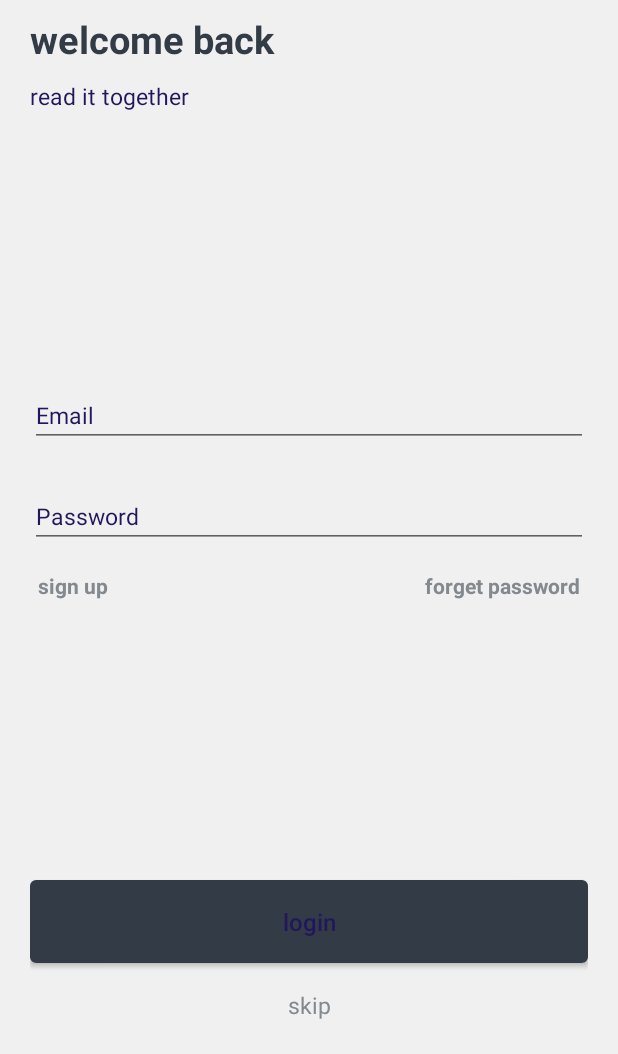
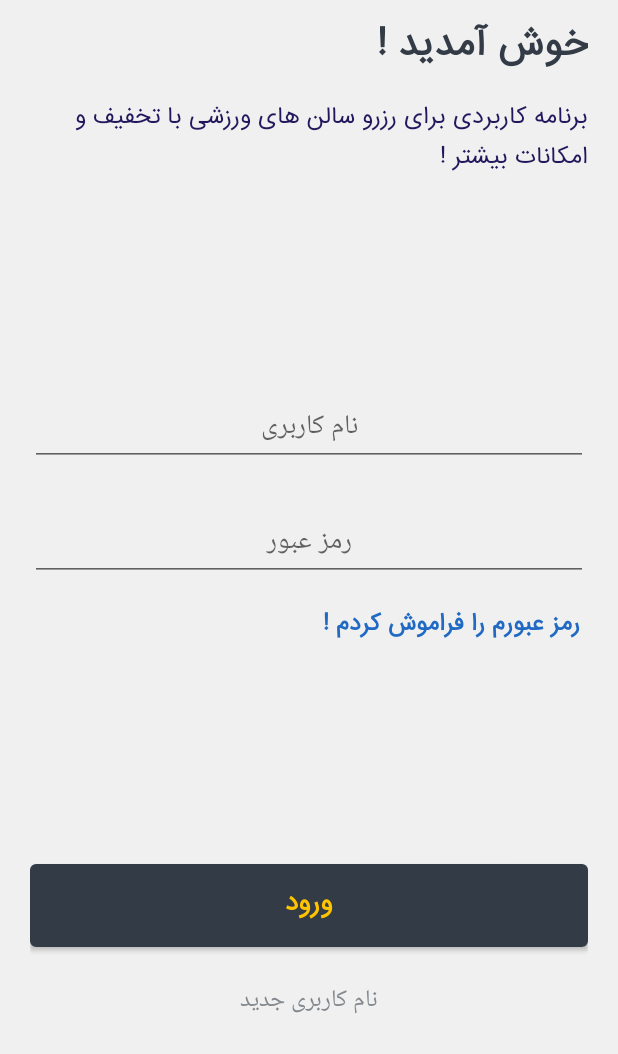
Before and after one commit to Amin397/Sport-Cup, an Android app: the screen it shows after launch (SplashScreen), on a phone screen of 412 x 824 dp, the part 182-1236 px from its top. Run offline under Robolectric (Android 15) with nearby library versions, the phone set to English and light mode, and no system bars.

Commit message:
Login part fixed ....

```diff
--- a/app/src/main/AndroidManifest.xml
+++ b/app/src/main/AndroidManifest.xml
@@ -9,7 +9,8 @@
         android:roundIcon="@mipmap/ic_launcher_round"
         android:supportsRtl="true"
         android:theme="@style/AppTheme">
-        <activity android:name=".activities.marked_items.MarkedItems"></activity>
+        <activity android:name=".activities.newAccount.NewAccount"></activity>
+        <activity android:name=".activities.marked_items.MarkedItems" />
         <activity android:name=".activities.my_items.MyItems" />
         <activity android:name=".activities.profile.Profile" />
         <activity android:name=".add_new_item.AddNewItem" />
@@ -20,7 +21,7 @@
             android:theme="@style/AppTheme.NoActionBar" />
         <activity android:name=".activities.hoviat.Hoviat" />
         <activity
-            android:name=".splash_screen.SplashScreen"
+            android:name=".activities.splash_screen.SplashScreen"
             android:theme="@style/Theme.AppCompat.Light.NoActionBar">
             <intent-filter>
                 <action android:name="android.intent.action.MAIN" />
--- a/app/src/main/java/com/example/sportcup/activities/MainActivity.java
+++ b/app/src/main/java/com/example/sportcup/activities/MainActivity.java
@@ -43,12 +43,7 @@ public class MainActivity extends AppCompatActivity {
         super.onCreate(savedInstanceState);
         setContentView(R.layout.navigation_drawer);
 
-        toolbar = (Toolbar) findViewById(R.id.toolbar_id);
-        navigationView = (NavigationView) findViewById(R.id.navigation_view_id);
-        drawerLayout = (DrawerLayout) findViewById(R.id.drawer_layout_id);
-        bottom_nav_left = (BottomNavigationView) findViewById(R.id.bottom_navigation_left_id);
-        bottom_nav_right = (BottomNavigationView) findViewById(R.id.bottom_navigation_right_id);
-        fab_adItem = (FloatingActionButton) findViewById(R.id.fab_add_item_id);
+        initView();
 
         fab_adItem.setOnClickListener(mFabAddItemClickListener);
         bottom_nav_left.setOnNavigationItemSelectedListener(mLeftOnNavigationItemsSelectedListener);
@@ -63,6 +58,15 @@ public class MainActivity extends AppCompatActivity {
         toggle.syncState();
         navigationView.setNavigationItemSelectedListener(mNavigationDrawerItemSelectedListener);
 
+    }
+
+    private void initView() {
+        toolbar = (Toolbar) findViewById(R.id.toolbar_id);
+        navigationView = (NavigationView) findViewById(R.id.navigation_view_id);
+        drawerLayout = (DrawerLayout) findViewById(R.id.drawer_layout_id);
+        bottom_nav_left = (BottomNavigationView) findViewById(R.id.bottom_navigation_left_id);
+        bottom_nav_right = (BottomNavigationView) findViewById(R.id.bottom_navigation_right_id);
+        fab_adItem = (FloatingActionButton) findViewById(R.id.fab_add_item_id);
     }
 
     private FloatingActionButton.OnClickListener mFabAddItemClickListener
--- a/app/src/main/java/com/example/sportcup/activities/hoviat/Hoviat.java
+++ b/app/src/main/java/com/example/sportcup/activities/hoviat/Hoviat.java
@@ -23,12 +23,7 @@ public class Hoviat extends AppCompatActivity {
         super.onCreate(savedInstanceState);
         setContentView(R.layout.activity_hoviat);
 
-        lnr_hoviat = findViewById(R.id.lnr_hoviat_id);
-        lnr_code = findViewById(R.id.lnr_code_id);
-        txt_mobile = findViewById(R.id.txt_phone_number_id);
-        txt_code = findViewById(R.id.txt_code_id);
-        btn_sendMobile = findViewById(R.id.btn_send_code_id);
-        btn_confirm = findViewById(R.id.btn_confirm_id);
+        initView();
 
         btn_sendMobile.setOnClickListener(new View.OnClickListener() {
             @Override
@@ -50,4 +45,13 @@ public class Hoviat extends AppCompatActivity {
             }
         });
     }
+
+    private void initView() {
+        lnr_hoviat = findViewById(R.id.lnr_hoviat_id);
+        lnr_code = findViewById(R.id.lnr_code_id);
+        txt_mobile = findViewById(R.id.txt_phone_number_id);
+        txt_code = findViewById(R.id.txt_code_id);
+        btn_sendMobile = findViewById(R.id.btn_send_code_id);
+        btn_confirm = findViewById(R.id.btn_confirm_id);
+    }
 }
--- a/app/src/main/java/com/example/sportcup/activities/item_detaile/Item_detiels.java
+++ b/app/src/main/java/com/example/sportcup/activities/item_detaile/Item_detiels.java
@@ -24,11 +24,7 @@ public class Item_detiels extends AppCompatActivity {
         super.onCreate(savedInstanceState);
         setContentView(R.layout.activity_item_detiels);
 
-        toolbar = (Toolbar) findViewById(R.id.toolbar_item_detailes_id);
-        collapsingToolbarLayout = (CollapsingToolbarLayout) findViewById(R.id.collaps_toolbar_items_id);
-        fab_location = (FloatingActionButton) findViewById(R.id.fab_location_id);
-        fab_mark = (FloatingActionButton) findViewById(R.id.fab_mark_item_id);
-        txt_vizhegiha = (TextView) findViewById(R.id.txt_vizhegiha_id);
+        initView();
 
         toolbar.setTitle(getIntent().getStringExtra("name"));
         setSupportActionBar(toolbar);
@@ -40,6 +36,14 @@ public class Item_detiels extends AppCompatActivity {
         fab_mark.setOnClickListener(mMarkOnClickListener);
 
         txt_vizhegiha.setOnClickListener(mVizhegihaClickListener);
+    }
+
+    private void initView() {
+        toolbar = (Toolbar) findViewById(R.id.toolbar_item_detailes_id);
+        collapsingToolbarLayout = (CollapsingToolbarLayout) findViewById(R.id.collaps_toolbar_items_id);
+        fab_location = (FloatingActionButton) findViewById(R.id.fab_location_id);
+        fab_mark = (FloatingActionButton) findViewById(R.id.fab_mark_item_id);
+        txt_vizhegiha = (TextView) findViewById(R.id.txt_vizhegiha_id);
     }
 
     private TextView.OnClickListener mVizhegihaClickListener
--- /dev/null
+++ b/app/src/main/java/com/example/sportcup/activities/newAccount/NewAccount.java
@@ -0,0 +1,15 @@
+package com.example.sportcup.activities.newAccount;
+
+import android.support.v7.app.AppCompatActivity;
+import android.os.Bundle;
+
+import com.example.sportcup.R;
+
+public class NewAccount extends AppCompatActivity {
+
+    @Override
+    protected void onCreate(Bundle savedInstanceState) {
+        super.onCreate(savedInstanceState);
+        setContentView(R.layout.activity_new_account);
+    }
+}
--- a/app/src/main/java/com/example/sportcup/splash_screen/SplashScreen.java
+++ b/app/src/main/java/com/example/sportcup/activities/splash_screen/SplashScreen.java
@@ -1,10 +1,9 @@
-package com.example.sportcup.splash_screen;
+package com.example.sportcup.activities.splash_screen;
 
 import android.animation.Animator;
 import android.content.Intent;
 import android.graphics.Color;
 import android.os.CountDownTimer;
-import android.os.Handler;
 import android.support.v4.content.ContextCompat;
 import android.support.v7.app.AppCompatActivity;
 import android.os.Bundle;
@@ -12,13 +11,15 @@ import android.view.View;
 import android.view.ViewPropertyAnimator;
 import android.view.Window;
 import android.view.WindowManager;
+import android.widget.Button;
 import android.widget.LinearLayout;
 import android.widget.ProgressBar;
 import android.widget.RelativeLayout;
 import android.widget.TextView;
 
-import com.example.sportcup.activities.hoviat.Hoviat;
+import com.example.sportcup.activities.MainActivity;
 import com.example.sportcup.R;
+import com.example.sportcup.activities.newAccount.NewAccount;
 
 public class SplashScreen extends AppCompatActivity {
 
@@ -26,6 +27,8 @@ public class SplashScreen extends AppCompatActivity {
     private ProgressBar loadProgressBar;
     private RelativeLayout rootView , afteranimation;
     private LinearLayout logos;
+    private Button btn_login;
+    private TextView btn_new_account;
 
     @Override
     protected void onCreate(Bundle savedInstanceState) {
@@ -35,6 +38,9 @@ public class SplashScreen extends AppCompatActivity {
         setContentView(R.layout.activity_splash_screen);
 
         initView();
+
+        btn_login.setOnClickListener(loginClickListener);
+        btn_new_account.setOnClickListener(newAccountClickListener);
 
         new CountDownTimer(5000, 1000) {
             @Override
@@ -54,12 +60,32 @@ public class SplashScreen extends AppCompatActivity {
         }.start();
     }
 
+    private TextView.OnClickListener newAccountClickListener
+             = new View.OnClickListener() {
+        @Override
+        public void onClick(View view) {
+            startActivity(new Intent(SplashScreen.this , NewAccount.class));
+            finish();
+        }
+    };
+
+    private Button.OnClickListener loginClickListener
+             = new View.OnClickListener() {
+        @Override
+        public void onClick(View view) {
+            startActivity(new Intent(SplashScreen.this , MainActivity.class));
+            finish();
+        }
+    };
+
     private void initView() {
         txt_splash = findViewById(R.id.txt_splashname_id);
         loadProgressBar = findViewById(R.id.loadingProgressBar);
         logos = findViewById(R.id.logos);
         rootView = findViewById(R.id.rootview_id);
         afteranimation = findViewById(R.id.afterAnimationView);
+        btn_login = findViewById(R.id.btn_login_id);
+        btn_new_account = findViewById(R.id.btn_new_account_id);
     }
 
     private void animation() {
--- /dev/null
+++ b/app/src/main/res/layout/activity_new_account.xml
@@ -0,0 +1,9 @@
+<?xml version="1.0" encoding="utf-8"?>
+<android.support.constraint.ConstraintLayout xmlns:android="http://schemas.android.com/apk/res/android"
+    xmlns:app="http://schemas.android.com/apk/res-auto"
+    xmlns:tools="http://schemas.android.com/tools"
+    android:layout_width="match_parent"
+    android:layout_height="match_parent"
+    tools:context=".activities.newAccount.NewAccount">
+
+</android.support.constraint.ConstraintLayout>
--- a/app/src/main/res/layout/activity_splash_screen.xml
+++ b/app/src/main/res/layout/activity_splash_screen.xml
@@ -6,7 +6,7 @@
     android:layout_height="match_parent"
     android:id="@+id/rootview_id"
     android:background="@color/colorBackground"
-    tools:context=".splash_screen.SplashScreen">
+    tools:context=".activities.splash_screen.SplashScreen">
 
     <TextView
         android:layout_width="wrap_content"
@@ -52,7 +52,7 @@
         android:id="@+id/loadingProgressBar"
         style="?android:attr/progressBarStyleHorizontal"
         android:layout_width="match_parent"
-        android:layout_height="12dp"
+        android:layout_height="15dp"
         android:layout_alignParentBottom="true"
         android:layout_marginBottom="-4dp"
         android:foregroundGravity="bottom"
@@ -65,7 +65,7 @@
         android:layout_width="match_parent"
         android:layout_height="match_parent"
         android:layout_marginEnd="@dimen/margin_20dp"
-        android:layout_marginStart="20dp"
+        android:layout_marginStart="@dimen/margin_20dp"
         android:layout_marginTop="130dp"
         android:orientation="vertical"
         android:visibility="gone">
@@ -75,8 +75,9 @@
             android:layout_width="match_parent"
             android:layout_height="wrap_content"
             android:text="@string/welcome_back"
+            android:fontFamily="@font/iransans"
             android:textColor="@color/colorBackground"
-            android:textSize="25sp"
+            android:textSize="@dimen/textsize_26sp"
             android:textStyle="bold" />
 
         <TextView
@@ -85,14 +86,15 @@
             android:layout_height="wrap_content"
             android:layout_below="@+id/WelcomeTextView"
             android:layout_marginTop="10dp"
+            android:fontFamily="@font/iransans"
             android:text="@string/read_it_together"
             android:textColor="@color/colorAccent"
-            android:textSize="15sp" />
+            android:textSize="@dimen/textsize_16sp" />
 
         <LinearLayout
             android:layout_width="match_parent"
             android:layout_height="match_parent"
-            android:layout_above="@+id/loginButton"
+            android:layout_above="@+id/btn_login_id"
             android:layout_below="@+id/readItTogetherTextView"
             android:gravity="center"
             android:orientation="vertical">
@@ -102,74 +104,69 @@
                 android:layout_width="match_parent"
                 android:layout_height="wrap_content"
                 android:hint="@string/email"
+                android:textAlignment="center"
                 android:textColor="@color/colorTextView"
-                android:textColorHint="@color/colorAccent"
-                android:textSize="15sp" />
+                android:textSize="@dimen/textsize_18sp" />
 
             <android.support.design.widget.TextInputEditText
                 android:id="@+id/passwordEditText"
                 android:layout_width="match_parent"
                 android:layout_height="wrap_content"
-                android:layout_marginTop="25dp"
+                android:layout_marginTop="@dimen/margin_25dp"
                 android:hint="@string/password"
+                android:inputType="textPassword"
+                android:textAlignment="center"
                 android:textColor="@color/colorTextView"
-                android:textColorHint="@color/colorAccent"
-                android:textSize="15sp" />
+                android:textSize="@dimen/textsize_18sp" />
 
             <FrameLayout
                 android:layout_width="match_parent"
                 android:layout_height="wrap_content"
-                android:layout_marginTop="10dp"
-                android:padding="5dp">
-
-                <TextView
-                    android:layout_width="wrap_content"
-                    android:layout_height="wrap_content"
-                    android:text="@string/sign_up"
-                    android:textColor="@color/colorTextView"
-                    android:textSize="14sp"
-                    android:textStyle="bold" />
-
+                android:layout_marginTop="@dimen/margin_10dp"
+                android:padding="@dimen/padding_5dp">
 
                 <TextView
                     android:layout_width="wrap_content"
                     android:layout_height="wrap_content"
                     android:layout_gravity="end|center_vertical"
                     android:text="@string/forget_password"
-                    android:textColor="@color/colorTextView"
-                    android:textSize="14sp"
+                    android:textColor="@color/fab_mark_color"
+                    android:clickable="true"
+                    android:focusable="true"
+                    android:fontFamily="@font/iransans"
+                    android:textSize="@dimen/textsize_16sp"
                     android:textStyle="bold" />
 
             </FrameLayout>
-
         </LinearLayout>
 
         <Button
-            android:id="@+id/loginButton"
+            android:id="@+id/btn_login_id"
             android:layout_width="match_parent"
             android:layout_height="55dp"
-            android:layout_above="@+id/skipTextView"
-            android:layout_marginBottom="5dp"
+            android:layout_above="@+id/btn_new_account_id"
+            android:layout_marginBottom="@dimen/margin_10dp"
             android:background="@drawable/button_drawable"
             android:text="@string/login"
             android:textAllCaps="false"
-            android:textColor="@color/colorAccent"
-            android:textSize="16sp" />
+            android:textStyle="bold"
+            android:fontFamily="@font/iransans"
+            android:textColor="@color/fab_detaile_color"
+            android:textSize="@dimen/textsize_18sp" />
 
         <TextView
-            android:id="@+id/skipTextView"
+            android:id="@+id/btn_new_account_id"
             android:layout_width="match_parent"
             android:layout_height="wrap_content"
             android:layout_alignParentBottom="true"
-            android:layout_marginBottom="10dp"
+            android:layout_marginBottom="@dimen/margin_10dp"
             android:background="?android:attr/selectableItemBackground"
             android:clickable="true"
             android:focusable="true"
             android:gravity="center"
-            android:padding="12dp"
+            android:padding="@dimen/padding_12dp"
             android:text="@string/skip"
             android:textColor="@color/colorTextView"
-            android:textSize="15sp" />
+            android:textSize="@dimen/textsize_16sp" />
     </RelativeLayout>
-
 </RelativeLayout>
--- a/app/src/main/res/layout/sample_recycler_items.xml
+++ b/app/src/main/res/layout/sample_recycler_items.xml
@@ -17,7 +17,6 @@
 
         <ImageView
             android:id="@+id/img_item_picture_id"
-            android:src="@drawable/image_back_splash"
             android:scaleType="centerCrop"
             android:padding="4dp"
             android:layout_weight="0.4"
--- a/app/src/main/res/values/dimens.xml
+++ b/app/src/main/res/values/dimens.xml
@@ -28,4 +28,6 @@
     <dimen name="app_bar_height">270dp</dimen>
     <dimen name="text_margin">16dp</dimen>
     <dimen name="textsize_24sp">24sp</dimen>
+    <dimen name="margin_25dp">25dp</dimen>
+    <dimen name="padding_12dp">12dp</dimen>
 </resources>
--- a/app/src/main/res/values/strings.xml
+++ b/app/src/main/res/values/strings.xml
@@ -39,13 +39,12 @@
     <string name="profile">حساب کاربری</string>
     <string name="added_items">آیتم های من</string>
     <string name="marked">نشان شده ها</string>
-    <string name="booki">booki</string>
-    <string name="welcome_back">welcome back</string>
-    <string name="read_it_together">read it together</string>
+    <string name="welcome_back">خوش آمدید !</string>
+    <string name="read_it_together">برنامه کاربردی برای رزرو سالن های ورزشی با تخفیف و امکانات بیشتر !</string>
     <string name="sign_up">sign up</string>
-    <string name="forget_password">forget password</string>
-    <string name="login">login</string>
-    <string name="skip">skip</string>
-    <string name="email">Email</string>
-    <string name="password">Password</string>
+    <string name="forget_password">رمز عبورم را فراموش کردم !</string>
+    <string name="login">ورود</string>
+    <string name="skip">نام کاربری جدید</string>
+    <string name="email">نام کاربری</string>
+    <string name="password">رمز عبور</string>
 </resources>
```
Also changed, not shown: app/src/main/res/drawable-v24/image_back_splash.png (deleted).
